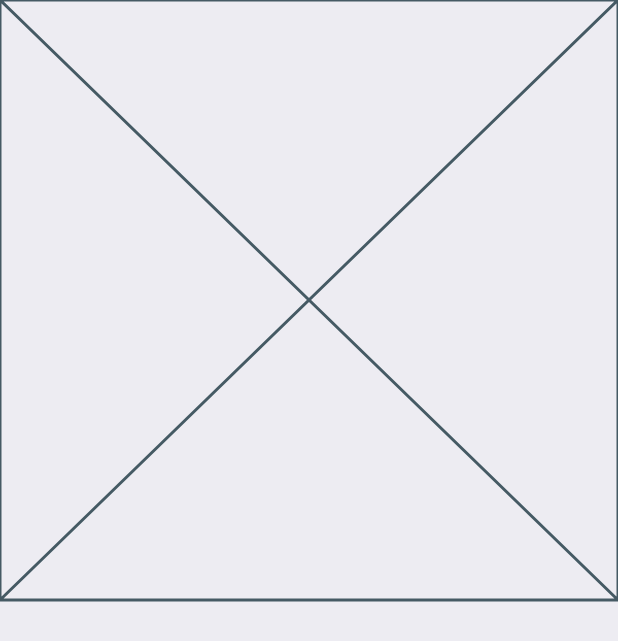
After one commit to mcalisadeghi/Shopping_App_UI_Design, a Flutter app: the ItemPages screen opened by its route, on a phone screen of 412 x 824 dp. The commit adds this screen. Shown: the top 641 px of the screen. Run offline on Flutter 3.47's test engine with Material 2 defaults, Android fonts, the phone set to English and light mode, and no system bars; our stand-ins replace badges, curved_navigation_bar.

Commit message:
vuild ItemAppbar

```diff
--- a/lib/main.dart
+++ b/lib/main.dart
@@ -1,5 +1,6 @@
 // Import necessary packages
 import 'package:flutter/material.dart';
+import 'package:flutter_application_1/pagages/ItemPage.dart';
 import 'package:flutter_application_1/pagages/cartPage.dart';
 import 'package:flutter_application_1/screan/home_page.dart'; // Import your custom screen
 
@@ -29,6 +30,7 @@ class MyApp extends StatelessWidget {
         "/": (context) =>
             const ShoppingApp(), // Define the default route to the ShoppingApp
         "cartPage": (context) => const CartPage(),
+        "itemPage": (context) => const ItemPages(),
       },
     );
   }
--- /dev/null
+++ b/lib/pagages/ItemPage.dart
@@ -0,0 +1,26 @@
+import 'package:flutter/cupertino.dart';
+import 'package:flutter/material.dart';
+import 'package:flutter_application_1/widgets/ItemAppbar.dart';
+
+class ItemPages extends StatefulWidget {
+  const ItemPages({super.key});
+
+  @override
+  State<ItemPages> createState() => _ItemPagesState();
+}
+
+class _ItemPagesState extends State<ItemPages> {
+  @override
+  Widget build(BuildContext context) {
+    return Scaffold(
+      backgroundColor: const Color(
+        0xFFEDECF2,
+      ),
+      body: ListView(
+        children: const <Widget>[
+          ItemAppbar(),
+        ],
+      ),
+    );
+  }
+}
--- /dev/null
+++ b/lib/widgets/ItemAppbar.dart
@@ -0,0 +1,15 @@
+import 'package:flutter/cupertino.dart';
+
+class ItemAppbar extends StatefulWidget {
+  const ItemAppbar({super.key});
+
+  @override
+  State<ItemAppbar> createState() => _ItemAppbarState();
+}
+
+class _ItemAppbarState extends State<ItemAppbar> {
+  @override
+  Widget build(BuildContext context) {
+    return const Placeholder();
+  }
+}
```
